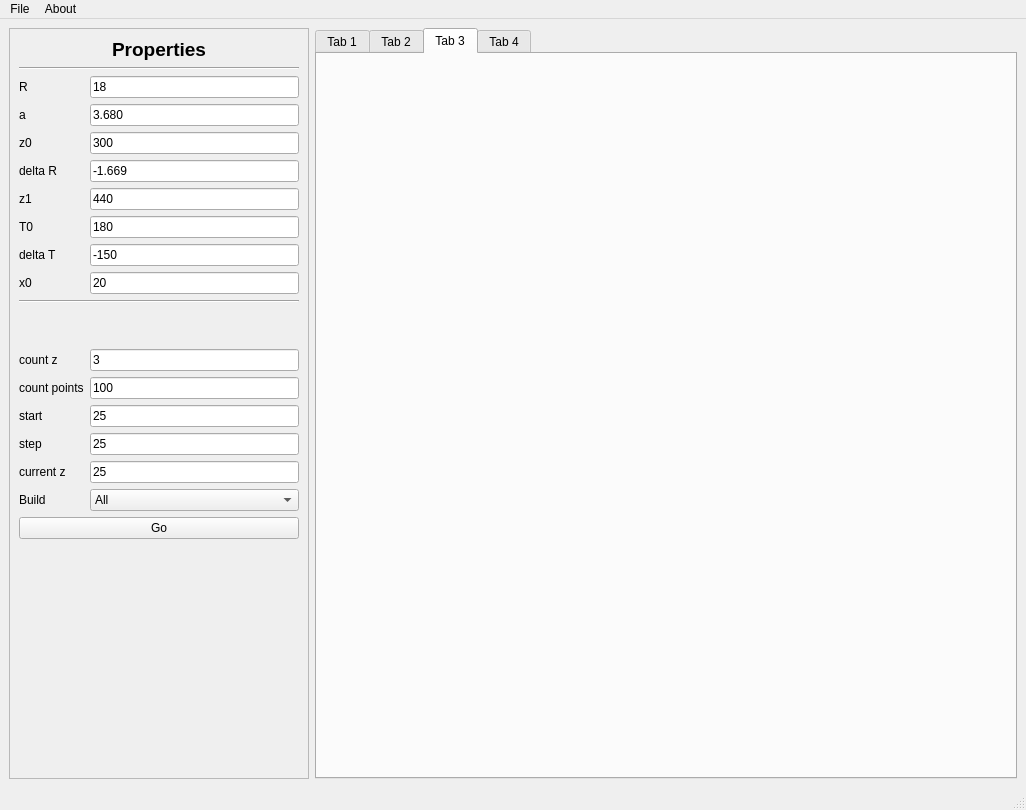
Before: the Qt Designer form mainwindow.ui in lflorrie/Refractograms, drawn with Qt 5.
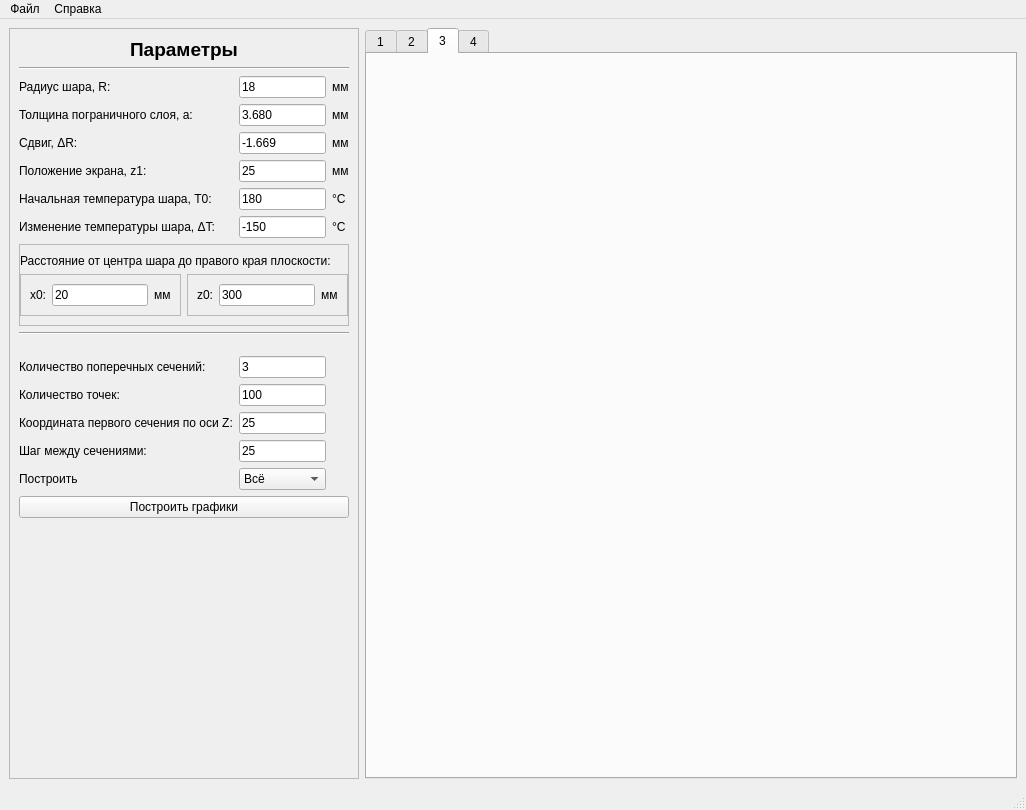
After: the same form once the commit is applied. The open tabs and pages were chosen to show the change.

```diff
--- a/mainwindow.ui
+++ b/mainwindow.ui
@@ -22,25 +22,25 @@
       </property>
       <widget class="QWidget" name="tab">
        <attribute name="title">
-        <string>Tab 1</string>
+        <string>1</string>
        </attribute>
        <layout class="QHBoxLayout" name="horizontalLayout"/>
       </widget>
       <widget class="QWidget" name="tab_2">
        <attribute name="title">
-        <string>Tab 2</string>
+        <string>2</string>
        </attribute>
        <layout class="QVBoxLayout" name="verticalLayout"/>
       </widget>
       <widget class="QWidget" name="tab_3">
        <attribute name="title">
-        <string>Tab 3</string>
+        <string>3</string>
        </attribute>
        <layout class="QHBoxLayout" name="horizontalLayout_2"/>
       </widget>
       <widget class="QWidget" name="tab_4">
        <attribute name="title">
-        <string>Tab 4</string>
+        <string>4</string>
        </attribute>
        <layout class="QHBoxLayout" name="horizontalLayout_3"/>
       </widget>
@@ -50,7 +50,7 @@
      <widget class="QScrollArea" name="scrollArea">
       <property name="maximumSize">
        <size>
-        <width>300</width>
+        <width>350</width>
         <height>16777215</height>
        </size>
       </property>
@@ -62,141 +62,151 @@
         <rect>
          <x>0</x>
          <y>0</y>
-         <width>298</width>
+         <width>348</width>
          <height>747</height>
         </rect>
        </property>
        <layout class="QGridLayout" name="gridLayout_2">
-        <item row="3" column="0">
+        <item row="19" column="1" colspan="3">
+         <widget class="Line" name="line">
+          <property name="orientation">
+           <enum>Qt::Horizontal</enum>
+          </property>
+         </widget>
+        </item>
+        <item row="3" column="2">
+         <widget class="QLineEdit" name="lineEdit_2">
+          <property name="text">
+           <string>3.680</string>
+          </property>
+         </widget>
+        </item>
+        <item row="10" column="2">
+         <widget class="QLineEdit" name="lineEdit_7">
+          <property name="text">
+           <string>-150</string>
+          </property>
+         </widget>
+        </item>
+        <item row="26" column="1">
+         <widget class="QLabel" name="label_14">
+          <property name="text">
+           <string>Построить</string>
+          </property>
+         </widget>
+        </item>
+        <item row="24" column="1">
+         <widget class="QLabel" name="label_12">
+          <property name="text">
+           <string>Шаг между сечениями:</string>
+          </property>
+         </widget>
+        </item>
+        <item row="3" column="1">
          <widget class="QLabel" name="label">
           <property name="text">
-           <string>a</string>
-          </property>
-         </widget>
-        </item>
-        <item row="4" column="0">
-         <widget class="QLabel" name="label_3">
-          <property name="text">
-           <string>z0</string>
+           <string>Толщина пограничного слоя, a:</string>
           </property>
          </widget>
         </item>
         <item row="9" column="1">
-         <widget class="QLineEdit" name="lineEdit_8">
-          <property name="text">
-           <string>20</string>
-          </property>
-         </widget>
-        </item>
-        <item row="9" column="0">
-         <widget class="QLabel" name="label_8">
-          <property name="text">
-           <string>x0</string>
-          </property>
-         </widget>
-        </item>
-        <item row="19" column="0">
-         <spacer name="verticalSpacer">
-          <property name="sizeHint" stdset="0">
-           <size>
-            <width>20</width>
-            <height>40</height>
-           </size>
-          </property>
-         </spacer>
-        </item>
-        <item row="6" column="0">
-         <widget class="QLabel" name="label_5">
-          <property name="text">
-           <string>z1</string>
-          </property>
-         </widget>
-        </item>
-        <item row="7" column="0">
          <widget class="QLabel" name="label_6">
           <property name="text">
-           <string>T0</string>
+           <string>Начальная температура шара, T0:</string>
           </property>
          </widget>
         </item>
-        <item row="6" column="1">
-         <widget class="QLineEdit" name="lineEdit_5">
+        <item row="9" column="2">
+         <widget class="QLineEdit" name="lineEdit_6">
           <property name="text">
-           <string>440</string>
+           <string>180</string>
           </property>
          </widget>
         </item>
-        <item row="15" column="1">
-         <widget class="QLineEdit" name="li_step">
+        <item row="3" column="3">
+         <widget class="QLabel" name="label_17">
           <property name="text">
-           <string>25</string>
+           <string>мм</string>
           </property>
          </widget>
         </item>
-        <item row="17" column="1">
-         <widget class="QComboBox" name="comboBox">
-          <item>
-           <property name="text">
-            <string>All</string>
-           </property>
-          </item>
-          <item>
-           <property name="text">
-            <string>3.1</string>
-           </property>
-          </item>
+        <item row="22" column="1">
+         <widget class="QLabel" name="label_10">
+          <property name="text">
+           <string>Количество точек:</string>
+          </property>
          </widget>
         </item>
-        <item row="15" column="0">
-         <widget class="QLabel" name="label_12">
+        <item row="10" column="3">
+         <widget class="QLabel" name="label_23">
           <property name="text">
-           <string>step</string>
+           <string>°С</string>
           </property>
          </widget>
         </item>
-        <item row="5" column="1">
+        <item row="9" column="3">
+         <widget class="QLabel" name="label_22">
+          <property name="text">
+           <string>°С</string>
+          </property>
+         </widget>
+        </item>
+        <item row="2" column="1">
+         <widget class="QLabel" name="label_2">
+          <property name="text">
+           <string>Радиус шара, R:</string>
+          </property>
+         </widget>
+        </item>
+        <item row="29" column="1" colspan="2">
+         <spacer name="verticalSpacer">
+          <property name="orientation">
+           <enum>Qt::Vertical</enum>
+          </property>
+          <property name="sizeHint" stdset="0">
+           <size>
+            <width>20</width>
+            <height>40</height>
+           </size>
+          </property>
+         </spacer>
+        </item>
+        <item row="2" column="3">
+         <widget class="QLabel" name="label_16">
+          <property name="text">
+           <string>мм</string>
+          </property>
+         </widget>
+        </item>
+        <item row="7" column="2">
          <widget class="QLineEdit" name="lineEdit_4">
           <property name="text">
            <string>-1.669</string>
           </property>
          </widget>
         </item>
-        <item row="13" column="0">
-         <widget class="QLabel" name="label_10">
+        <item row="10" column="1">
+         <widget class="QLabel" name="label_7">
           <property name="text">
-           <string>count points</string>
+           <string>Изменение температуры шара, ΔT:</string>
           </property>
          </widget>
         </item>
-        <item row="14" column="0">
+        <item row="24" column="2">
+         <widget class="QLineEdit" name="li_step">
+          <property name="text">
+           <string>25</string>
+          </property>
+         </widget>
+        </item>
+        <item row="23" column="1">
          <widget class="QLabel" name="label_11">
           <property name="text">
-           <string>start</string>
+           <string>Координата первого сечения по оси Z:</string>
           </property>
          </widget>
         </item>
-        <item row="10" column="0" colspan="2">
-         <widget class="Line" name="line">
-          <property name="orientation">
-           <enum>Qt::Horizontal</enum>
-          </property>
-         </widget>
-        </item>
-        <item row="18" column="0" colspan="2">
-         <widget class="QPushButton" name="pushButton">
-          <property name="text">
-           <string>Go</string>
-          </property>
-         </widget>
-        </item>
-        <item row="17" column="0">
-         <widget class="QLabel" name="label_14">
-          <property name="text">
-           <string>Build</string>
-          </property>
-         </widget>
-        </item>
-        <item row="0" column="0" colspan="2">
+        <item row="0" column="1" colspan="3">
          <widget class="QLabel" name="label_15">
           <property name="sizePolicy">
            <sizepolicy hsizetype="Preferred" vsizetype="Maximum">
@@ -205,125 +215,218 @@
            </sizepolicy>
           </property>
           <property name="text">
-           <string>&lt;html&gt;&lt;head/&gt;&lt;body&gt;&lt;p align=&quot;center&quot;&gt;&lt;span style=&quot; font-size:14pt; font-weight:700;&quot;&gt;Properties&lt;/span&gt;&lt;/p&gt;&lt;/body&gt;&lt;/html&gt;</string>
+           <string>&lt;html&gt;&lt;head/&gt;&lt;body&gt;&lt;p align=&quot;center&quot;&gt;&lt;span style=&quot; font-size:14pt; font-weight:700;&quot;&gt;Параметры&lt;/span&gt;&lt;/p&gt;&lt;/body&gt;&lt;/html&gt;</string>
           </property>
          </widget>
         </item>
-        <item row="2" column="0">
-         <widget class="QLabel" name="label_2">
-          <property name="text">
-           <string>R</string>
+        <item row="13" column="1" colspan="3">
+         <widget class="QFrame" name="frame">
+          <property name="frameShape">
+           <enum>QFrame::StyledPanel</enum>
           </property>
+          <property name="frameShadow">
+           <enum>QFrame::Raised</enum>
+          </property>
+          <property name="midLineWidth">
+           <number>0</number>
+          </property>
+          <layout class="QGridLayout" name="gridLayout_3">
+           <property name="leftMargin">
+            <number>0</number>
+           </property>
+           <property name="rightMargin">
+            <number>0</number>
+           </property>
+           <property name="bottomMargin">
+            <number>9</number>
+           </property>
+           <item row="2" column="0">
+            <widget class="QFrame" name="frame_2">
+             <property name="frameShape">
+              <enum>QFrame::StyledPanel</enum>
+             </property>
+             <property name="frameShadow">
+              <enum>QFrame::Raised</enum>
+             </property>
+             <layout class="QHBoxLayout" name="horizontalLayout_5">
+              <item>
+               <widget class="QLabel" name="label_8">
+                <property name="text">
+                 <string>x0:</string>
+                </property>
+               </widget>
+              </item>
+              <item>
+               <widget class="QLineEdit" name="lineEdit_8">
+                <property name="text">
+                 <string>20</string>
+                </property>
+               </widget>
+              </item>
+              <item>
+               <widget class="QLabel" name="label_18">
+                <property name="text">
+                 <string>мм</string>
+                </property>
+               </widget>
+              </item>
+             </layout>
+            </widget>
+           </item>
+           <item row="2" column="1">
+            <widget class="QFrame" name="frame_3">
+             <property name="frameShape">
+              <enum>QFrame::StyledPanel</enum>
+             </property>
+             <property name="frameShadow">
+              <enum>QFrame::Raised</enum>
+             </property>
+             <layout class="QHBoxLayout" name="horizontalLayout_6">
+              <item>
+               <widget class="QLabel" name="label_3">
+                <property name="text">
+                 <string>z0:</string>
+                </property>
+               </widget>
+              </item>
+              <item>
+               <widget class="QLineEdit" name="lineEdit_3">
+                <property name="text">
+                 <string>300</string>
+                </property>
+               </widget>
+              </item>
+              <item>
+               <widget class="QLabel" name="label_19">
+                <property name="text">
+                 <string>мм</string>
+                </property>
+               </widget>
+              </item>
+             </layout>
+            </widget>
+           </item>
+           <item row="1" column="0" colspan="2">
+            <widget class="QLabel" name="label_21">
+             <property name="text">
+              <string>Расстояние от центра шара до правого края плоскости:</string>
+             </property>
+            </widget>
+           </item>
+          </layout>
          </widget>
         </item>
-        <item row="5" column="0">
-         <widget class="QLabel" name="label_4">
-          <property name="text">
-           <string>delta R</string>
+        <item row="1" column="1" colspan="3">
+         <widget class="Line" name="line_2">
+          <property name="orientation">
+           <enum>Qt::Horizontal</enum>
           </property>
          </widget>
         </item>
-        <item row="12" column="0">
+        <item row="21" column="1">
          <widget class="QLabel" name="label_9">
           <property name="text">
-           <string>count z</string>
+           <string>Количество поперечных сечений:</string>
           </property>
          </widget>
         </item>
-        <item row="8" column="0">
-         <widget class="QLabel" name="label_7">
+        <item row="28" column="1" colspan="3">
+         <widget class="QPushButton" name="pushButton">
           <property name="text">
-           <string>delta T</string>
+           <string>Построить графики</string>
           </property>
          </widget>
         </item>
-        <item row="16" column="0">
-         <widget class="QLabel" name="label_13">
-          <property name="text">
-           <string>current z</string>
-          </property>
-         </widget>
-        </item>
-        <item row="7" column="1">
-         <widget class="QLineEdit" name="lineEdit_6">
-          <property name="text">
-           <string>180</string>
-          </property>
-         </widget>
-        </item>
-        <item row="4" column="1">
-         <widget class="QLineEdit" name="lineEdit_3">
-          <property name="text">
-           <string>300</string>
-          </property>
-         </widget>
-        </item>
-        <item row="14" column="1">
-         <widget class="QLineEdit" name="li_start">
-          <property name="text">
-           <string>25</string>
-          </property>
-         </widget>
-        </item>
-        <item row="16" column="1">
-         <widget class="QLineEdit" name="li_current_z">
-          <property name="text">
-           <string>25</string>
-          </property>
-         </widget>
-        </item>
-        <item row="13" column="1">
-         <widget class="QLineEdit" name="li_count_points">
-          <property name="text">
-           <string>100</string>
-          </property>
-         </widget>
-        </item>
-        <item row="11" column="0">
+        <item row="20" column="1" colspan="3">
          <spacer name="verticalSpacer_2">
+          <property name="orientation">
+           <enum>Qt::Vertical</enum>
+          </property>
           <property name="sizeType">
            <enum>QSizePolicy::Fixed</enum>
           </property>
           <property name="sizeHint" stdset="0">
            <size>
             <width>20</width>
-            <height>40</height>
+            <height>15</height>
            </size>
           </property>
          </spacer>
         </item>
-        <item row="3" column="1">
-         <widget class="QLineEdit" name="lineEdit_2">
+        <item row="22" column="2">
+         <widget class="QLineEdit" name="li_count_points">
           <property name="text">
-           <string>3.680</string>
+           <string>100</string>
           </property>
          </widget>
         </item>
-        <item row="8" column="1">
-         <widget class="QLineEdit" name="lineEdit_7">
+        <item row="26" column="2">
+         <widget class="QComboBox" name="comboBox">
+          <item>
+           <property name="text">
+            <string>Всё</string>
+           </property>
+          </item>
+          <item>
+           <property name="text">
+            <string>Рис. 3.1</string>
+           </property>
+          </item>
+         </widget>
+        </item>
+        <item row="7" column="3">
+         <widget class="QLabel" name="label_20">
           <property name="text">
-           <string>-150</string>
+           <string>мм</string>
           </property>
          </widget>
         </item>
-        <item row="2" column="1">
+        <item row="7" column="1">
+         <widget class="QLabel" name="label_4">
+          <property name="text">
+           <string>Сдвиг, ΔR:</string>
+          </property>
+         </widget>
+        </item>
+        <item row="2" column="2">
          <widget class="QLineEdit" name="lineEdit">
           <property name="text">
            <string>18</string>
           </property>
          </widget>
         </item>
-        <item row="12" column="1">
+        <item row="21" column="2">
          <widget class="QLineEdit" name="li_count_z">
           <property name="text">
            <string>3</string>
           </property>
          </widget>
         </item>
-        <item row="1" column="0" colspan="2">
-         <widget class="Line" name="line_2">
-          <property name="orientation">
-           <enum>Qt::Horizontal</enum>
+        <item row="23" column="2">
+         <widget class="QLineEdit" name="li_start">
+          <property name="text">
+           <string>25</string>
+          </property>
+         </widget>
+        </item>
+        <item row="8" column="1">
+         <widget class="QLabel" name="label_13">
+          <property name="text">
+           <string>Положение экрана, z1:</string>
+          </property>
+         </widget>
+        </item>
+        <item row="8" column="2">
+         <widget class="QLineEdit" name="li_current_z">
+          <property name="text">
+           <string>25</string>
+          </property>
+         </widget>
+        </item>
+        <item row="8" column="3">
+         <widget class="QLabel" name="label_5">
+          <property name="text">
+           <string>мм</string>
           </property>
          </widget>
         </item>
@@ -344,14 +447,14 @@
    </property>
    <widget class="QMenu" name="menuFile">
     <property name="title">
-     <string>File</string>
+     <string>Файл</string>
     </property>
     <addaction name="actionSave_all"/>
     <addaction name="actionExport_data"/>
    </widget>
    <widget class="QMenu" name="menuAbout">
     <property name="title">
-     <string>About</string>
+     <string>Справка</string>
     </property>
    </widget>
    <addaction name="menuFile"/>
```
Left out of the diff: 9 changed lines with no effect on the pictures.
